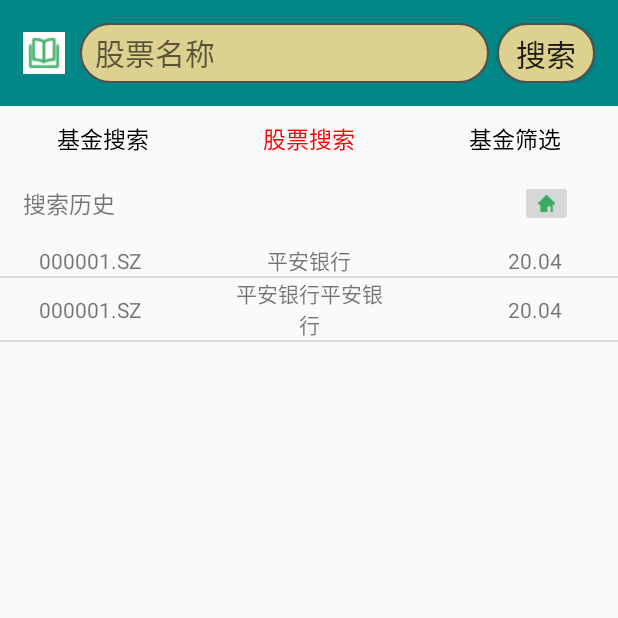
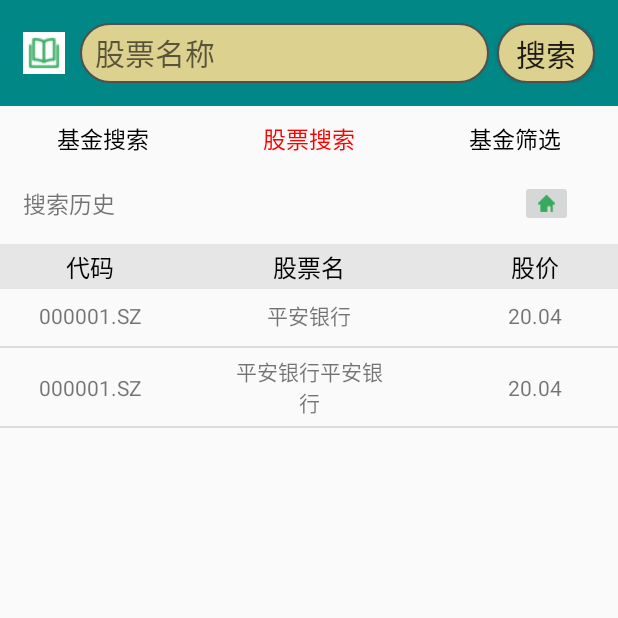
Before and after one commit to Dawn1261283562/Android-foundation, an Android app: the screen it shows after launch (MainActivity2), after a tap on "股票搜索", on a phone screen of 412 x 824 dp, the top half of it. Run offline under Robolectric (Android 15) with nearby library versions, the phone set to English and light mode, and no system bars.

Commit message:
Signed-off-by: an-dou <759055535@qq.com>

```diff
--- a/android/studying/app/src/main/java/com/example/studying/MainActivity2.java
+++ b/android/studying/app/src/main/java/com/example/studying/MainActivity2.java
@@ -56,7 +56,7 @@ public class MainActivity2 extends FragmentActivity implements View.OnClickListe
     private TextView mTex4;
     private TextView mTex5;
 
-    private EditText editText;
+    public static EditText editText;
     private Button searchBut;
     private TextView titleTex;
 
--- a/android/studying/app/src/main/java/com/example/studying/SearchFragment1.java
+++ b/android/studying/app/src/main/java/com/example/studying/SearchFragment1.java
@@ -149,6 +149,11 @@ public class SearchFragment1 extends androidx.fragment.app.Fragment {
                             }
                             flowLayout1.setAdapter(flowAdapter1);
                         }
+                        else if ((event.getX() < textView.getWidth()-drawable.getIntrinsicWidth()-textView.getPaddingRight())
+                                &&(event.getX() > 0)){
+                            MainActivity2.editText.setText(strList1.get(position));
+                            MainActivity2.editText.setSelection(strList1.get(position).length());
+                        }
                         return false;
                     }
                 });
--- a/android/studying/app/src/main/java/com/example/studying/StockAdapter1.java
+++ b/android/studying/app/src/main/java/com/example/studying/StockAdapter1.java
@@ -39,6 +39,7 @@ public class StockAdapter1 extends ArrayAdapter<Stock> {
         stockName.setText(stock.getName().toString());
         stockId.setText(stock.getId().toString());
         stockRadio.setText(String.valueOf(stock.getExpectRadio()));
+        stockRadio.setSelection(stockRadio.getText().length());
 
         return view;
     }
--- a/android/studying/app/src/main/java/com/example/studying/addStockActivity.java
+++ b/android/studying/app/src/main/java/com/example/studying/addStockActivity.java
@@ -149,6 +149,11 @@ public class addStockActivity extends AppCompatActivity {
                                 sp.edit().clear().commit();
                             }
                             flowLayout.setAdapter(flowAdapter);
+                        }
+                        else if ((event.getX() < textView.getWidth()-drawable.getIntrinsicWidth()-textView.getPaddingRight())
+                                &&(event.getX() > 0)){
+                            editText.setText(strList.get(position));
+                            MainActivity2.editText.setSelection(strList.get(position).length());
                         }
                         return false;
                     }
--- a/android/studying/app/src/main/res/layout/fund_item.xml
+++ b/android/studying/app/src/main/res/layout/fund_item.xml
@@ -2,6 +2,8 @@
 <androidx.constraintlayout.widget.ConstraintLayout xmlns:android="http://schemas.android.com/apk/res/android"
     android:layout_width="match_parent"
     android:layout_height="match_parent"
+    android:paddingTop="5dp"
+    android:paddingBottom="5dp"
     xmlns:app="http://schemas.android.com/apk/res-auto">
 
     <TextView
@@ -19,11 +21,12 @@
         android:id="@+id/fund2"
         android:layout_width="100dp"
         android:layout_height="wrap_content"
+        android:minHeight="30dp"
         app:layout_constraintLeft_toLeftOf="parent"
         app:layout_constraintRight_toRightOf="parent"
         app:layout_constraintTop_toTopOf="parent"
         app:layout_constraintBottom_toBottomOf="parent"
-        android:text="平安银行平安银行平安银行平安银行"
+        android:text="平安银行"
         android:gravity="center"/>
     <TextView
         android:id="@+id/fund3"
--- a/android/studying/app/src/main/res/layout/prorate_item.xml
+++ b/android/studying/app/src/main/res/layout/prorate_item.xml
@@ -38,7 +38,7 @@
         android:inputType="number"
         android:digits="1234567890."
         android:background="@drawable/edit_background"
-        android:paddingEnd="5dp"
+        android:paddingEnd="10dp"
         android:gravity="right|center_vertical"/>
     <TextView
         android:id="@+id/percent_character"
--- a/android/studying/app/src/main/res/layout/search_fragment2.xml
+++ b/android/studying/app/src/main/res/layout/search_fragment2.xml
@@ -29,9 +29,56 @@
         android:id="@+id/frag2_history_flow"
         android:layout_width="wrap_content"
         android:layout_height="wrap_content"
-        android:layout_margin="15dp"
+        android:layout_marginStart="15dp"
+        android:layout_marginEnd="15dp"
+        android:layout_marginTop="5dp"
         app:layout_constraintTop_toBottomOf="@id/history_text2"
         app:layout_constraintLeft_toLeftOf="parent"/>
+
+    <View
+        android:id="@+id/back_view2"
+        android:layout_width="match_parent"
+        android:layout_height="30dp"
+        android:layout_marginTop="10dp"
+        app:layout_constraintTop_toBottomOf="@+id/frag2_history_flow"
+        android:background="#E6E6E6"/>
+    <TextView
+        android:id="@+id/te2_1"
+        android:layout_width="80dp"
+        android:layout_height="wrap_content"
+        android:layout_marginLeft="20dp"
+        app:layout_constraintLeft_toLeftOf="parent"
+        app:layout_constraintTop_toTopOf="@id/back_view2"
+        app:layout_constraintBottom_toBottomOf="@id/back_view2"
+        android:gravity="center"
+        android:textColor="@color/black"
+        android:textSize="16sp"
+        android:text="代码"/>
+
+    <TextView
+        android:id="@+id/te2_2"
+        android:layout_width="100dp"
+        android:layout_height="wrap_content"
+        app:layout_constraintLeft_toLeftOf="parent"
+        app:layout_constraintRight_toRightOf="parent"
+        app:layout_constraintTop_toTopOf="@id/te2_1"
+        app:layout_constraintBottom_toBottomOf="@id/te2_1"
+        android:text="股票名"
+        android:textColor="@color/black"
+        android:textSize="16sp"
+        android:gravity="center"/>
+    <TextView
+        android:id="@+id/te2_3"
+        android:layout_width="70dp"
+        android:layout_height="wrap_content"
+        android:layout_marginRight="20dp"
+        app:layout_constraintRight_toRightOf="parent"
+        app:layout_constraintTop_toTopOf="@id/te2_1"
+        app:layout_constraintBottom_toBottomOf="@id/te2_1"
+        android:text="股价"
+        android:textColor="@color/black"
+        android:textSize="16sp"
+        android:gravity="center"/>
 
 
     <ListView
@@ -39,7 +86,7 @@
         android:layout_width="match_parent"
         android:layout_height="0dp"
         app:layout_constraintVertical_weight="1"
-        app:layout_constraintTop_toBottomOf="@id/frag2_history_flow"
+        app:layout_constraintTop_toBottomOf="@id/te2_1"
         app:layout_constraintBottom_toBottomOf="parent"/>
 
 </androidx.constraintlayout.widget.ConstraintLayout>
```
Also changed, not shown: android/studying/app/src/main/java/com/example/studying/SearchFragment2.java (+7 -2 lines), android/studying/app/src/main/res/drawable/searchhistory_background.xml (added, +11 -0 lines), android/studying/app/src/main/res/layout/historysearch_flow_item.xml (added, +11 -0 lines), android/studying/app/src/main/res/layout/search_fragment1.xml (+45 -1 lines).
